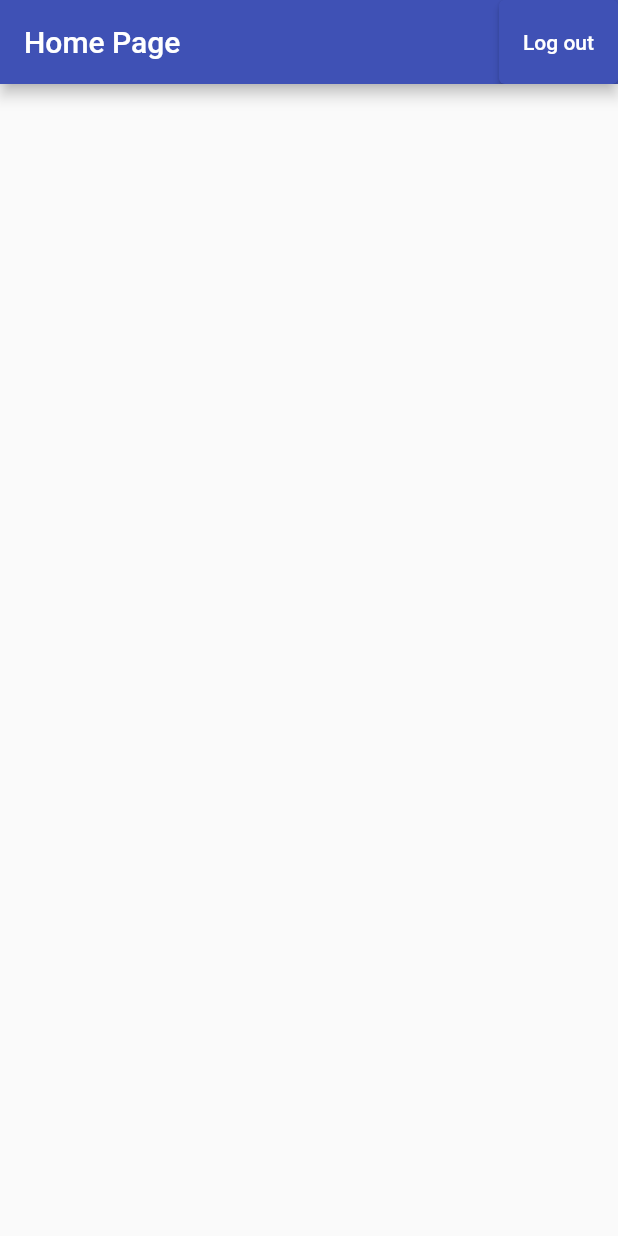
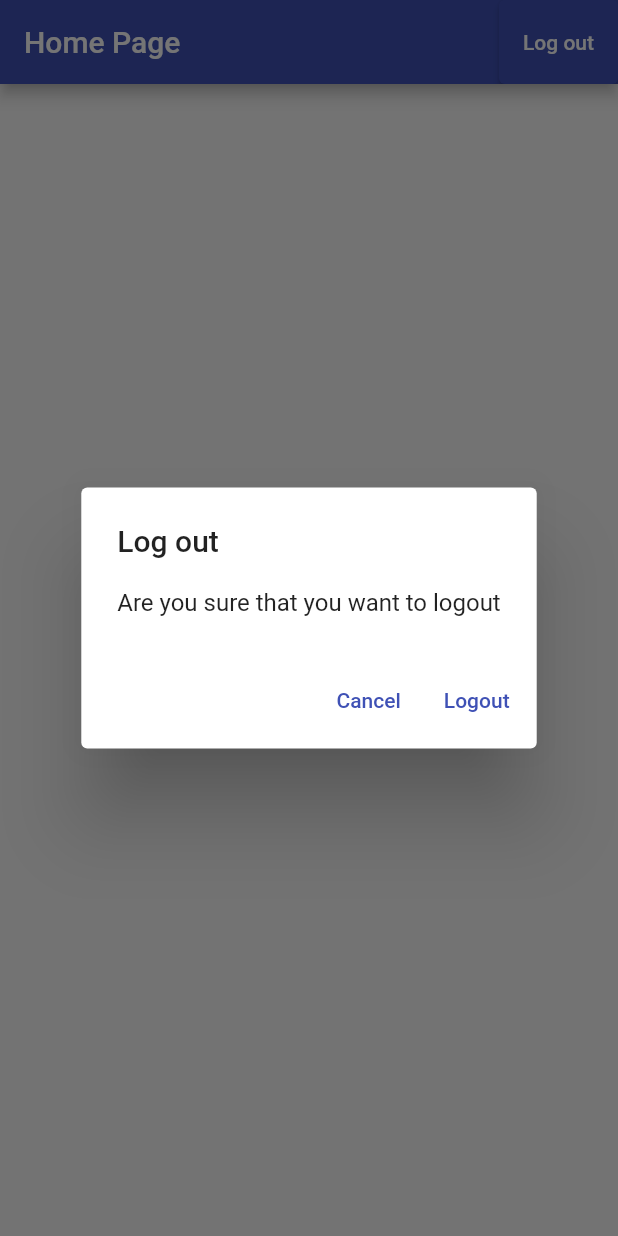
Before and after one commit to nhatphongcgp/Time_Tracker_App, a Flutter app: the screen it shows once a user with an empty profile is signed in, after a tap on "Log out", on a phone screen of 412 x 824 dp. Run offline on Flutter 3.47's test engine with Material 2 defaults, Android fonts, the phone set to English and light mode, and no system bars; our stand-ins replace firebase_auth, firebase_core, google_sign_in; missing offline and left inert: flutter_login_facebook; accounts and stored records are empty.

Commit message:
first commit

```diff
--- /dev/null
+++ b/lib/app/common_widgets/show_alert_dialogs.dart
@@ -0,0 +1,46 @@
+import 'dart:io';
+import 'package:flutter/cupertino.dart';
+import 'package:flutter/material.dart';
+
+Future<bool> showAlertDialogs(
+  BuildContext context, {
+  @required String title,
+  @required String content,
+  String cancelActionText,
+  @required String defaultActionText,
+}) {
+  if (!Platform.isIOS) {
+    return showDialog(
+        context: context,
+        builder: (context) => AlertDialog(
+              title: Text(title),
+              content: Text(content),
+              actions: [
+                if (cancelActionText != null)
+                  TextButton(
+                    child: Text(cancelActionText),
+                    onPressed: () => Navigator.of(context).pop(false),
+                  ),
+                TextButton(
+                    onPressed: () => Navigator.of(context).pop(true),
+                    child: Text(defaultActionText))
+              ],
+            ));
+  }
+  return showCupertinoDialog(
+      context: context,
+      builder: (context) => CupertinoAlertDialog(
+            title: Text(title),
+            content: Text(content),
+            actions: [
+              if (cancelActionText != null)
+                CupertinoDialogAction(
+                  child: Text(cancelActionText),
+                  onPressed: () => Navigator.of(context).pop(false),
+                ),
+              CupertinoDialogAction(
+                  onPressed: () => Navigator.of(context).pop(true),
+                  child: Text(defaultActionText))
+            ],
+          ));
+}
--- a/lib/app/home_page.dart
+++ b/lib/app/home_page.dart
@@ -1,4 +1,5 @@
 import 'package:flutter/material.dart';
+import 'package:time_tracker_app/app/common_widgets/show_alert_dialogs.dart';
 import 'package:time_tracker_app/services/auth.dart';
 
 class HomePage extends StatelessWidget {
@@ -12,6 +13,19 @@ class HomePage extends StatelessWidget {
     }
   }
 
+  Future<void> _confirmSignOut(BuildContext context) async {
+    final didRequestSignout = await showAlertDialogs(
+      context,
+      title: 'Log out',
+      content: 'Are you sure that you want to logout',
+      defaultActionText: 'Logout',
+      cancelActionText: 'Cancel',
+    );
+    if (didRequestSignout == true) {
+      _signOut();
+    }
+  }
+
   @override
   Widget build(BuildContext context) {
     return Scaffold(
@@ -19,7 +33,7 @@ class HomePage extends StatelessWidget {
         title: Text('Home Page'),
         actions: [
           ElevatedButton(
-            onPressed: _signOut,
+            onPressed: () => _confirmSignOut(context),
             child: Text('Log out'),
           ),
         ],
```
Also changed, not shown: lib/app/sign_in/email_sign_in_form.dart (+7 -1 lines).
